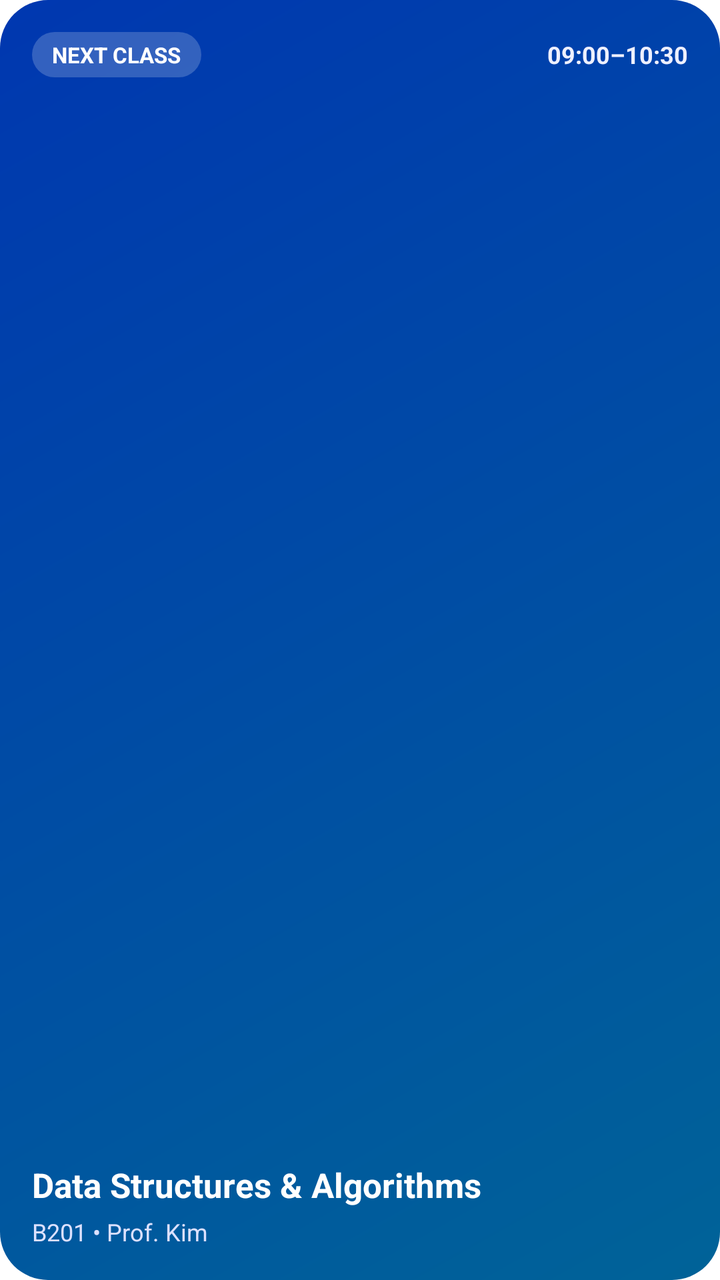
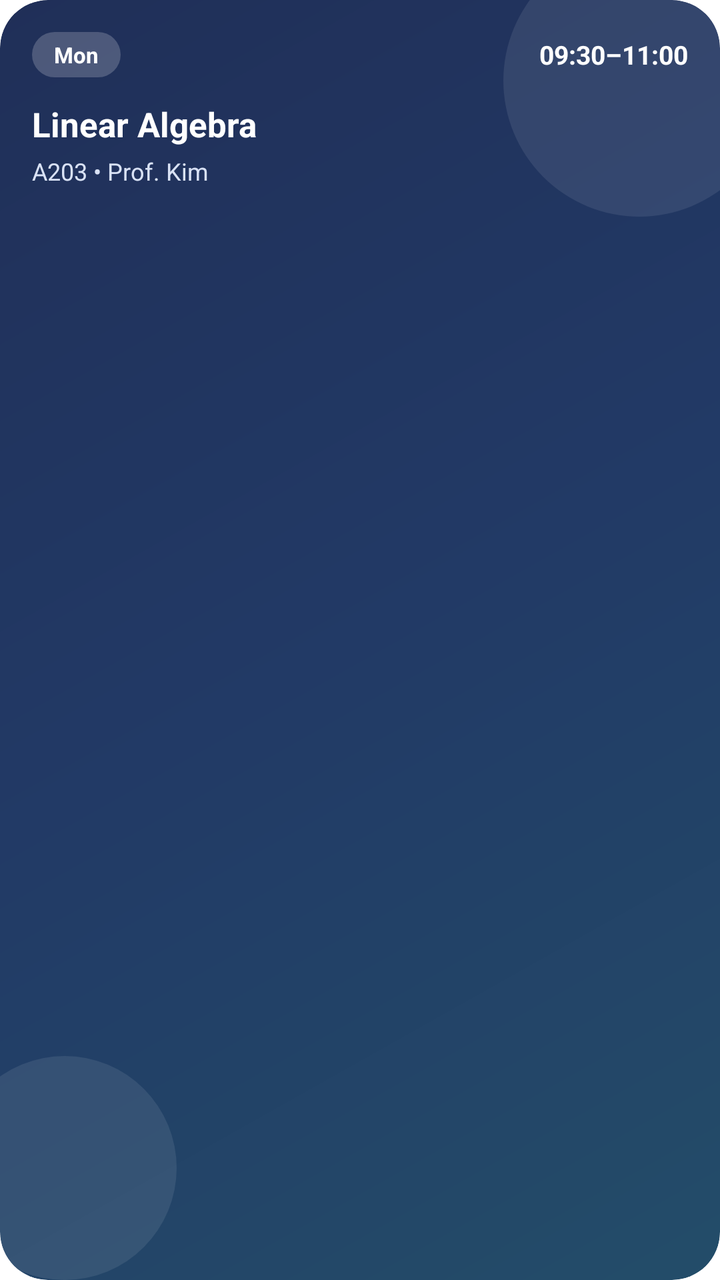

Screens rendered from an Android XML layout before and after an edit, with the pre-edit source and the edit as a unified diff.
<!-- AndroidManifest.xml: fallback theme Theme.MaterialComponents.DayNight.NoActionBar -->
<!-- res/layout/widget_next_lecture.xml -->
<?xml version="1.0" encoding="utf-8"?>
<LinearLayout xmlns:android="http://schemas.android.com/apk/res/android"
    android:id="@+id/widget_root"
    android:layout_width="match_parent"
    android:layout_height="match_parent"
    android:background="@drawable/widget_bg_hero"
    android:orientation="vertical"
    android:padding="16dp">

    <LinearLayout
        android:layout_width="match_parent"
        android:layout_height="wrap_content"
        android:gravity="center_vertical"
        android:orientation="horizontal">

        <TextView
            android:id="@+id/tv_badge"
            android:layout_width="wrap_content"
            android:layout_height="wrap_content"
            android:background="@drawable/widget_pill_white_translucent"
            android:ellipsize="end"
            android:maxLines="1"
            android:paddingStart="10dp"
            android:paddingTop="4dp"
            android:paddingEnd="10dp"
            android:paddingBottom="4dp"
            android:text="NEXT CLASS"
            android:textColor="#FFFFFF"
            android:textSize="11sp"
            android:textStyle="bold" />

        <FrameLayout
            android:layout_width="0dp"
            android:layout_height="1dp"
            android:layout_weight="1" />

        <TextView
            android:id="@+id/tv_time"
            android:layout_width="wrap_content"
            android:layout_height="wrap_content"
            android:text="09:00–10:30"
            android:textColor="#EEF0FF"
            android:textSize="12sp"
            android:textStyle="bold" />
    </LinearLayout>

    <FrameLayout
        android:layout_width="1dp"
        android:layout_height="0dp"
        android:layout_weight="1" />

    <TextView
        android:id="@+id/tv_subject"
        android:layout_width="match_parent"
        android:layout_height="wrap_content"
        android:ellipsize="end"
        android:maxLines="2"
        android:text="Data Structures &amp; Algorithms"
        android:textColor="#FFFFFF"
        android:textSize="17sp"
        android:textStyle="bold" />

    <TextView
        android:id="@+id/tv_meta"
        android:layout_width="match_parent"
        android:layout_height="wrap_content"
        android:layout_marginTop="4dp"
        android:ellipsize="end"
        android:maxLines="1"
        android:text="B201 • Prof. Kim"
        android:textColor="#DCE1FF"
        android:textSize="12sp" />
</LinearLayout>
<!-- resources referenced by this layout -->
<resources>
  <!-- drawable widget_bg_hero (drawable) -->
  <?xml version="1.0" encoding="utf-8"?>
  <shape xmlns:android="http://schemas.android.com/apk/res/android"
      android:shape="rectangle">
      <gradient
          android:angle="315"
          android:startColor="@color/widget_hero_start"
          android:endColor="@color/widget_hero_end"
          android:type="linear" />
      <corners android:radius="24dp" />
  </shape>
  <!-- drawable widget_pill_white_translucent (drawable) -->
  <?xml version="1.0" encoding="utf-8"?>
  <shape xmlns:android="http://schemas.android.com/apk/res/android"
      android:shape="rectangle">
      <solid android:color="#33FFFFFF" />
      <corners android:radius="999dp" />
  </shape>
  <color name="widget_hero_start">#0037B0</color>
  <color name="widget_hero_end">#006398</color>
</resources>

<!-- the commit's change to res/layout/widget_next_lecture.xml (unified diff, before → after) -->
@@ -1,73 +1,101 @@
 <?xml version="1.0" encoding="utf-8"?>
-<LinearLayout xmlns:android="http://schemas.android.com/apk/res/android"
-    android:id="@+id/widget_root"
+<FrameLayout xmlns:android="http://schemas.android.com/apk/res/android"
     android:layout_width="match_parent"
-    android:layout_height="match_parent"
-    android:background="@drawable/widget_bg_hero"
-    android:orientation="vertical"
-    android:padding="16dp">
+    android:layout_height="match_parent">
 
-    <LinearLayout
+    <RelativeLayout
+        android:id="@+id/widget_root"
         android:layout_width="match_parent"
         android:layout_height="wrap_content"
-        android:gravity="center_vertical"
-        android:orientation="horizontal">
+        android:layout_gravity="center_vertical"
+        android:background="@drawable/widget_bg_hero"
+        android:clipToOutline="true">
 
-        <TextView
-            android:id="@+id/tv_badge"
-            android:layout_width="wrap_content"
+        <ImageView
+            android:layout_width="136dp"
+            android:layout_height="136dp"
+            android:layout_alignParentTop="true"
+            android:layout_alignParentEnd="true"
+            android:layout_marginTop="-28dp"
+            android:layout_marginEnd="-28dp"
+            android:contentDescription="@null"
+            android:src="@drawable/widget_hero_circle" />
+
+        <ImageView
+            android:layout_width="112dp"
+            android:layout_height="112dp"
+            android:layout_alignParentStart="true"
+            android:layout_alignParentBottom="true"
+            android:layout_marginStart="-24dp"
+            android:layout_marginBottom="-34dp"
+            android:contentDescription="@null"
+            android:src="@drawable/widget_hero_circle" />
+
+        <LinearLayout
+            android:layout_width="match_parent"
             android:layout_height="wrap_content"
-            android:background="@drawable/widget_pill_white_translucent"
-            android:ellipsize="end"
-            android:maxLines="1"
-            android:paddingStart="10dp"
-            android:paddingTop="4dp"
-            android:paddingEnd="10dp"
-            android:paddingBottom="4dp"
-            android:text="NEXT CLASS"
-            android:textColor="#FFFFFF"
-            android:textSize="11sp"
-            android:textStyle="bold" />
+            android:orientation="vertical"
+            android:padding="16dp">
 
-        <FrameLayout
-            android:layout_width="0dp"
-            android:layout_height="1dp"
-            android:layout_weight="1" />
+            <LinearLayout
+                android:layout_width="match_parent"
+                android:layout_height="wrap_content"
+                android:gravity="center_vertical"
+                android:orientation="horizontal">
 
-        <TextView
-            android:id="@+id/tv_time"
-            android:layout_width="wrap_content"
-            android:layout_height="wrap_content"
-            android:text="09:00–10:30"
-            android:textColor="#EEF0FF"
-            android:textSize="12sp"
-            android:textStyle="bold" />
-    </LinearLayout>
+                <TextView
+                    android:id="@+id/tv_badge"
+                    android:layout_width="wrap_content"
+                    android:layout_height="wrap_content"
+                    android:background="@drawable/widget_pill_white_translucent"
+                    android:ellipsize="end"
+                    android:maxLines="1"
+                    android:paddingStart="11dp"
+                    android:paddingTop="4dp"
+                    android:paddingEnd="11dp"
+                    android:paddingBottom="4dp"
+                    android:text="Mon"
+                    android:textColor="#FFFFFF"
+                    android:textSize="11sp"
+                    android:textStyle="bold" />
 
-    <FrameLayout
-        android:layout_width="1dp"
-        android:layout_height="0dp"
-        android:layout_weight="1" />
+                <FrameLayout
+                    android:layout_width="0dp"
+                    android:layout_height="1dp"
+                    android:layout_weight="1" />
 
-    <TextView
-        android:id="@+id/tv_subject"
-        android:layout_width="match_parent"
-        android:layout_height="wrap_content"
-        android:ellipsize="end"
-        android:maxLines="2"
-        android:text="Data Structures &amp; Algorithms"
-        android:textColor="#FFFFFF"
-        android:textSize="17sp"
-        android:textStyle="bold" />
+                <TextView
+                    android:id="@+id/tv_time"
+                    android:layout_width="wrap_content"
+                    android:layout_height="wrap_content"
+                    android:text="09:30–11:00"
+                    android:textColor="#FFFFFF"
+                    android:textSize="13sp"
+                    android:textStyle="bold" />
+            </LinearLayout>
 
-    <TextView
-        android:id="@+id/tv_meta"
-        android:layout_width="match_parent"
-        android:layout_height="wrap_content"
-        android:layout_marginTop="4dp"
-        android:ellipsize="end"
-        android:maxLines="1"
-        android:text="B201 • Prof. Kim"
-        android:textColor="#DCE1FF"
-        android:textSize="12sp" />
-</LinearLayout>
+            <TextView
+                android:id="@+id/tv_subject"
+                android:layout_width="match_parent"
+                android:layout_height="wrap_content"
+                android:layout_marginTop="12dp"
+                android:ellipsize="end"
+                android:maxLines="1"
+                android:text="Linear Algebra"
+                android:textColor="#FFFFFF"
+                android:textSize="17sp"
+                android:textStyle="bold" />
+
+            <TextView
+                android:id="@+id/tv_meta"
+                android:layout_width="match_parent"
+                android:layout_height="wrap_content"
+                android:layout_marginTop="4dp"
+                android:ellipsize="end"
+                android:maxLines="1"
+                android:text="A203 • Prof. Kim"
+                android:textColor="#D9E2F5"
+                android:textSize="12sp" />
+        </LinearLayout>
+    </RelativeLayout>
+</FrameLayout>
<!-- resource entries referenced after the edit -->
@@ -7,9 +7,16 @@
       <gradient
           android:angle="315"
           android:startColor="@color/widget_hero_start"
+          android:centerColor="@color/widget_hero_center"
           android:endColor="@color/widget_hero_end"
           android:type="linear" />
       <corners android:radius="24dp" />
+  </shape>
+  <!-- drawable widget_hero_circle (drawable) -->
+  <?xml version="1.0" encoding="utf-8"?>
+  <shape xmlns:android="http://schemas.android.com/apk/res/android"
+      android:shape="oval">
+      <solid android:color="#16FFFFFF" />
   </shape>
   <!-- drawable widget_pill_white_translucent (drawable) -->
   <?xml version="1.0" encoding="utf-8"?>
@@ -18,7 +25,8 @@
       <solid android:color="#33FFFFFF" />
       <corners android:radius="999dp" />
   </shape>
-  <color name="widget_hero_start">#0037B0</color>
-  <color name="widget_hero_end">#006398</color>
+  <color name="widget_hero_start">#202F58</color>
+  <color name="widget_hero_center">#223A66</color>
+  <color name="widget_hero_end">#234D69</color>
 </resources>
 
